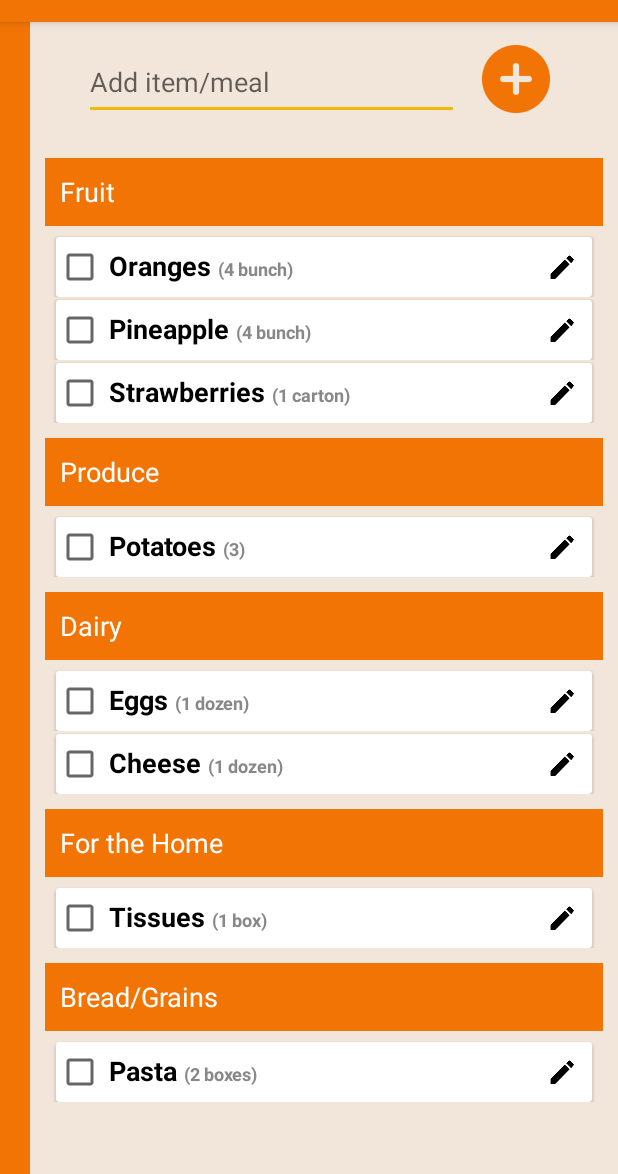
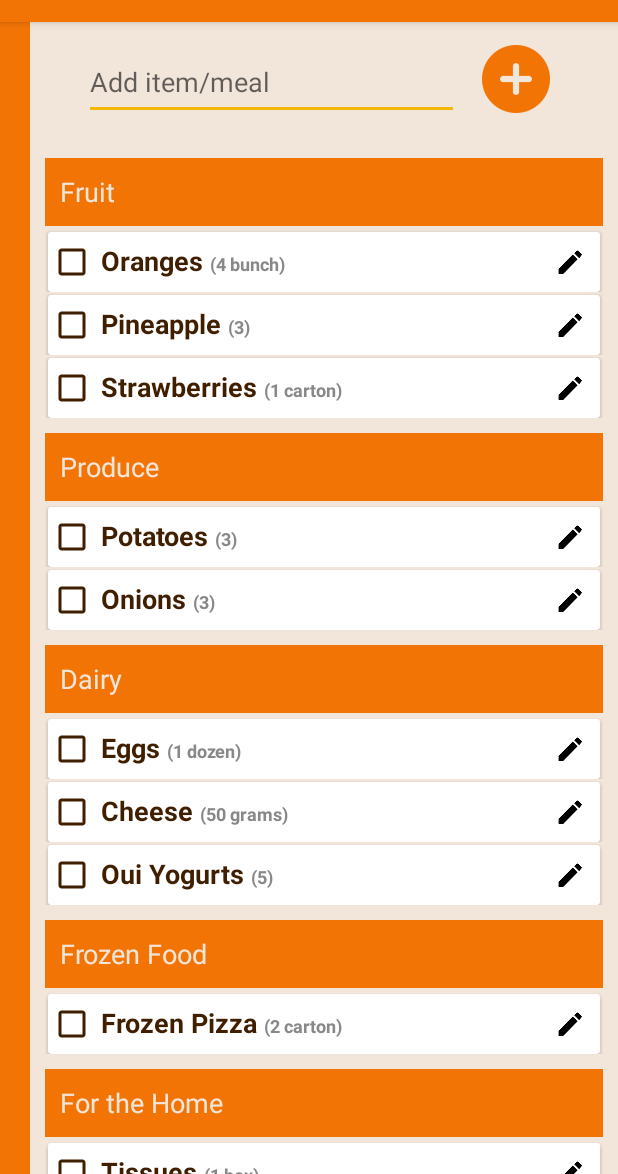
Before and after one commit to KOgundeji/ShoppingApp, an Android app: the screen it shows after launch (MainActivity), on a phone screen of 412 x 824 dp, the part 62-1236 px from its top. Run offline under Robolectric (Android 15) with nearby library versions, the phone set to English and light mode, and no system bars.

Commit message:
Color fixes
*Optimized Dark Mode colors
*Created theme for checkboxes

```diff
--- a/app/src/main/java/com/kunle/shoppinglistapp/MainActivity.java
+++ b/app/src/main/java/com/kunle/shoppinglistapp/MainActivity.java
@@ -123,12 +123,12 @@ public class MainActivity extends AppCompatActivity {
     private void setExample() {
         recyclerItemList.add(new RecyclerItem(RecyclerItem.FOOD, 4, "Oranges",
                 "bunch","Fruit"));
-        recyclerItemList.add(new RecyclerItem(RecyclerItem.FOOD, 4, "Pineapple",
-                "bunch","Fruit"));
+        recyclerItemList.add(new RecyclerItem(RecyclerItem.FOOD, 3, "Pineapple",
+                "","Fruit"));
         recyclerItemList.add(new RecyclerItem(RecyclerItem.FOOD, 1, "Eggs",
                 "dozen","Dairy"));
-        recyclerItemList.add(new RecyclerItem(RecyclerItem.FOOD, 1, "Cheese",
-                "dozen","Dairy"));
+        recyclerItemList.add(new RecyclerItem(RecyclerItem.FOOD, 50, "Cheese",
+                "grams","Dairy"));
         recyclerItemList.add(new RecyclerItem(RecyclerItem.FOOD, 2, "Pasta",
                 "boxes","Bread/Grains"));
         recyclerItemList.add(new RecyclerItem(RecyclerItem.FOOD, 1, "Tissues",
@@ -137,6 +137,18 @@ public class MainActivity extends AppCompatActivity {
                 "","Produce"));
         recyclerItemList.add(new RecyclerItem(RecyclerItem.FOOD, 1, "Strawberries",
                 "carton","Fruit"));
+        recyclerItemList.add(new RecyclerItem(RecyclerItem.FOOD, 1, "Light Bulb",
+                "","For the Home"));
+        recyclerItemList.add(new RecyclerItem(RecyclerItem.FOOD, 5, "Oui Yogurts",
+                "","Dairy"));
+        recyclerItemList.add(new RecyclerItem(RecyclerItem.FOOD, 1, "Ginger Ale",
+                "12-pack","Beverages"));
+        recyclerItemList.add(new RecyclerItem(RecyclerItem.FOOD, 3, "Onions",
+                "","Produce"));
+        recyclerItemList.add(new RecyclerItem(RecyclerItem.FOOD, 2, "Frozen Pizza",
+                "carton","Frozen Food"));
+        recyclerItemList.add(new RecyclerItem(RecyclerItem.FOOD, 1, "Ketchup",
+                "bottle","Condiments"));
 
 
     }
--- a/app/src/main/java/com/kunle/shoppinglistapp/util/ItemAdapter.java
+++ b/app/src/main/java/com/kunle/shoppinglistapp/util/ItemAdapter.java
@@ -15,6 +15,7 @@ import android.widget.ImageView;
 import android.widget.TextView;
 
 import androidx.annotation.NonNull;
+import androidx.core.content.ContextCompat;
 import androidx.recyclerview.widget.RecyclerView;
 
 import com.kunle.shoppinglistapp.R;
@@ -26,6 +27,7 @@ public class ItemAdapter extends RecyclerView.Adapter<ItemAdapter.ItemViewHolder
 
     private final Context context;
     private final ArrayList<RecyclerItem> recyclerItemList;
+
 
     public ItemAdapter(Context context, ArrayList<RecyclerItem> recyclerItemList) {
         this.context = context;
@@ -42,6 +44,7 @@ public class ItemAdapter extends RecyclerView.Adapter<ItemAdapter.ItemViewHolder
 
     @Override
     public void onBindViewHolder(@NonNull ItemViewHolder holder, int position) {
+        int textColor = ContextCompat.getColor(context,R.color.text_color);
         String name = recyclerItemList.get(position).getName();
         String quantity = String.valueOf(recyclerItemList.get(position).getQuantity());
         String measurement = recyclerItemList.get(position).getMeasurement();
@@ -74,14 +77,12 @@ public class ItemAdapter extends RecyclerView.Adapter<ItemAdapter.ItemViewHolder
         private final TextView item;
         private final CheckBox checkBox;
         private final ImageView clickable_pencil;
-        private final color textColor;
 
         public ItemViewHolder(@NonNull View itemView) {
             super(itemView);
             item = itemView.findViewById(R.id.shoppingList_item);
             checkBox = itemView.findViewById(R.id.checkBox);
             clickable_pencil = itemView.findViewById(R.id.shoppingList_edit);
-            textColor = itemView.findViewById(R.color.text_color);
 
 
             checkBox.setOnClickListener(new View.OnClickListener() {
@@ -101,11 +102,9 @@ public class ItemAdapter extends RecyclerView.Adapter<ItemAdapter.ItemViewHolder
         }
 
         private void toggle(View view) {
-            view.setBackgroundColor(Color.YELLOW);
         }
 
         private void edit(View view) {
-            view.setBackgroundColor(Color.DKGRAY);
         }
     }
 }
--- a/app/src/main/res/drawable-v24/ic_launcher_foreground.xml
+++ b/app/src/main/res/drawable-v24/ic_launcher_foreground.xml
@@ -12,10 +12,10 @@
                 android:startX="42.9492"
                 android:startY="49.59793"
                 android:type="linear">
-                <recyclerItem
+                <item
                     android:color="#44000000"
                     android:offset="0.0" />
-                <recyclerItem
+                <item
                     android:color="#00000000"
                     android:offset="1.0" />
             </gradient>
--- a/app/src/main/res/layout/activity_main.xml
+++ b/app/src/main/res/layout/activity_main.xml
@@ -44,7 +44,8 @@
                 android:layout_width="250dp"
                 android:layout_height="50dp"
                 android:hint="@string/add_item_meal"
-                android:textSize="@dimen/add_item_text_size" />
+                android:textSize="@dimen/add_item_text_size"
+                android:textColor="@color/written_text_color"/>
 
             <Space
                 android:layout_width="15dp"
--- a/app/src/main/res/layout/inner_cardview.xml
+++ b/app/src/main/res/layout/inner_cardview.xml
@@ -5,8 +5,8 @@
     android:layout_width="match_parent"
     android:layout_height="wrap_content"
     android:outlineProvider="none"
-    android:paddingStart="5dp"
-    android:paddingEnd="5dp">
+    android:paddingStart="0dp"
+    android:paddingEnd="0dp">
 
     <androidx.cardview.widget.CardView
         android:id="@+id/card_view_item"
@@ -31,7 +31,8 @@
                 android:layout_width="35dp"
                 android:layout_height="wrap_content"
                 android:layout_gravity="center"
-                android:layout_weight="0"/>
+                android:layout_weight="0"
+                android:theme="@style/Checkbox" />
 
 
             <TextView
@@ -39,22 +40,21 @@
                 android:layout_width="wrap_content"
                 android:layout_height="wrap_content"
                 android:layout_gravity="center"
+                android:layout_weight="20"
                 android:background="@color/item_background"
                 android:includeFontPadding="false"
                 android:text="TEST"
-                android:textColor="@color/black"
+                android:textColor="@color/text_color"
                 android:textSize="@dimen/item_list_text_size"
-                android:textStyle="bold"
-                android:layout_weight="20"/>
+                android:textStyle="bold" />
 
             <ImageView
                 android:id="@+id/shoppingList_edit"
                 android:layout_width="40dp"
                 android:layout_height="wrap_content"
+                android:layout_weight="1"
                 android:clickable="true"
-                android:src="@drawable/edit_pencil"
-                android:layout_weight="1"
-                />
+                android:src="@drawable/edit_pencil" />
 
         </LinearLayout>
     </androidx.cardview.widget.CardView>
--- a/app/src/main/res/layout/outer_cardview.xml
+++ b/app/src/main/res/layout/outer_cardview.xml
@@ -15,7 +15,7 @@
         android:background="@color/category_background"
         android:gravity="fill_vertical"
         android:paddingStart="10dp"
-        android:textColor="@color/white"
+        android:textColor="@color/category_text_color"
         android:textSize="@dimen/category_text_size"
         app:layout_constraintEnd_toEndOf="parent"
         app:layout_constraintStart_toStartOf="parent"
@@ -26,7 +26,7 @@
         android:layout_width="0dp"
         android:layout_height="wrap_content"
         android:layout_marginStart="10dp"
-        android:layout_marginTop="5dp"
+        android:layout_marginTop="2dp"
         android:layout_marginEnd="10dp"
         app:layout_constraintEnd_toEndOf="parent"
         app:layout_constraintStart_toStartOf="parent"
--- a/app/src/main/res/mipmap-anydpi-v26/edit_pencil.xml
+++ b/app/src/main/res/mipmap-anydpi-v26/edit_pencil.xml
@@ -1,5 +1,5 @@
 <?xml version="1.0" encoding="utf-8"?>
 <adaptive-icon xmlns:android="http://schemas.android.com/apk/res/android">
     <background android:drawable="@color/edit_pencil_background"/>
-    <foreground android:drawable="@mipmap/edit_pencil_foreground"/>
+    <foreground android:drawable="@mipmap/edit_pencil_foreground" />
 </adaptive-icon>
--- a/app/src/main/res/values-night/colors.xml
+++ b/app/src/main/res/values-night/colors.xml
@@ -1,17 +1,21 @@
 <?xml version="1.0" encoding="utf-8"?>
 <resources>
-    <color name="DM_base_orange">#D96804</color>
+    <color name="DM_base_orange">#BF5C04</color>
     <color name="DM_orange_tint_light">#F2E6DB</color>
     <color name="DM_backdrop_orange_gray">#856C56</color>
     <color name="DM_base_yellow">#DBA810</color>
     <color name="white">#FFFFFF</color>
     <color name="black">#000000</color>
     <color name="DM_dark_gray">#212121</color>
-    <color name="DM_darkish_gray">#5B5752</color>
+    <color name="DM_darkish_gray">#333333</color>
 
     <color name="background">@color/black</color>
-    <color name="category_background">@color/DM_backdrop_orange_gray</color>
-    <color name="item_background">@color/DM_dark_gray</color>
+    <color name="category_background">@color/DM_dark_gray</color>
+    <color name="item_background">@color/DM_darkish_gray</color>
     <color name="text_color">@color/DM_base_orange</color>
+    <color name="written_text_color">@color/DM_orange_tint_light</color>
+    <color name="category_text_color">@color/DM_orange_tint_light</color>
+    <color name="checkbox_resting">@color/DM_orange_tint_light</color>
+    <color name="checkbox_checked">@color/DM_orange_tint_light</color>
 
 </resources>
--- a/app/src/main/res/values/colors.xml
+++ b/app/src/main/res/values/colors.xml
@@ -23,5 +23,10 @@
     <color name="background">@color/orange_tint_light</color>
     <color name="category_background">@color/base_orange</color>
     <color name="item_background">@color/white</color>
-    <color name="text_color">@color/black</color>
+    <color name="text_color">@color/orange_shade</color>
+    <color name="written_text_color">@color/black</color>
+    <color name="category_text_color">@color/orange_tint_light</color>
+    <color name="checkbox_resting">@color/orange_shade</color>
+    <color name="checkbox_checked">@color/orange_shade</color>
+
 </resources>
--- a/app/src/main/res/values/themes.xml
+++ b/app/src/main/res/values/themes.xml
@@ -35,4 +35,9 @@
         <!-- Customize your theme here. -->
     </style>
 
+    <style name="Checkbox" parent="Theme.AppCompat">
+        <item name="colorControlNormal">@color/checkbox_checked</item>
+        <item name="colorControlActivated">@color/checkbox_resting</item>
+    </style>
+
 </resources>
```
